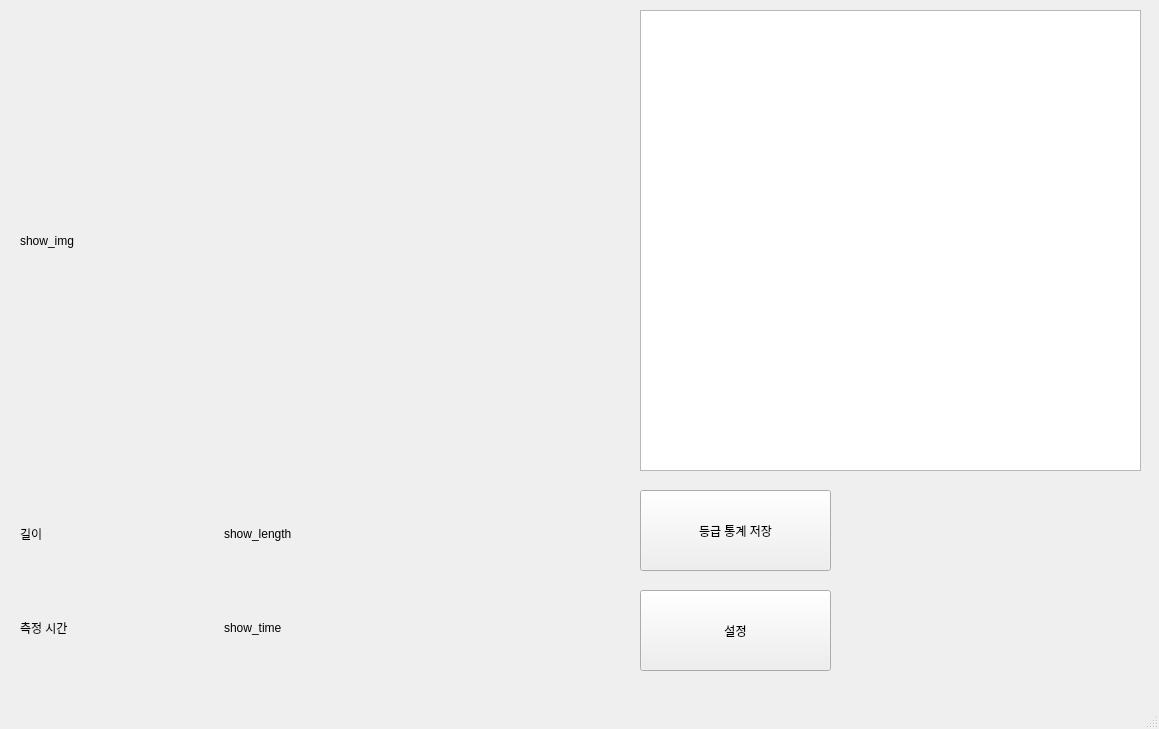
The window that mainwindow.ui (yi1397/Image-processing-eel-sorter) describes before a commit, drawn with Qt 5.
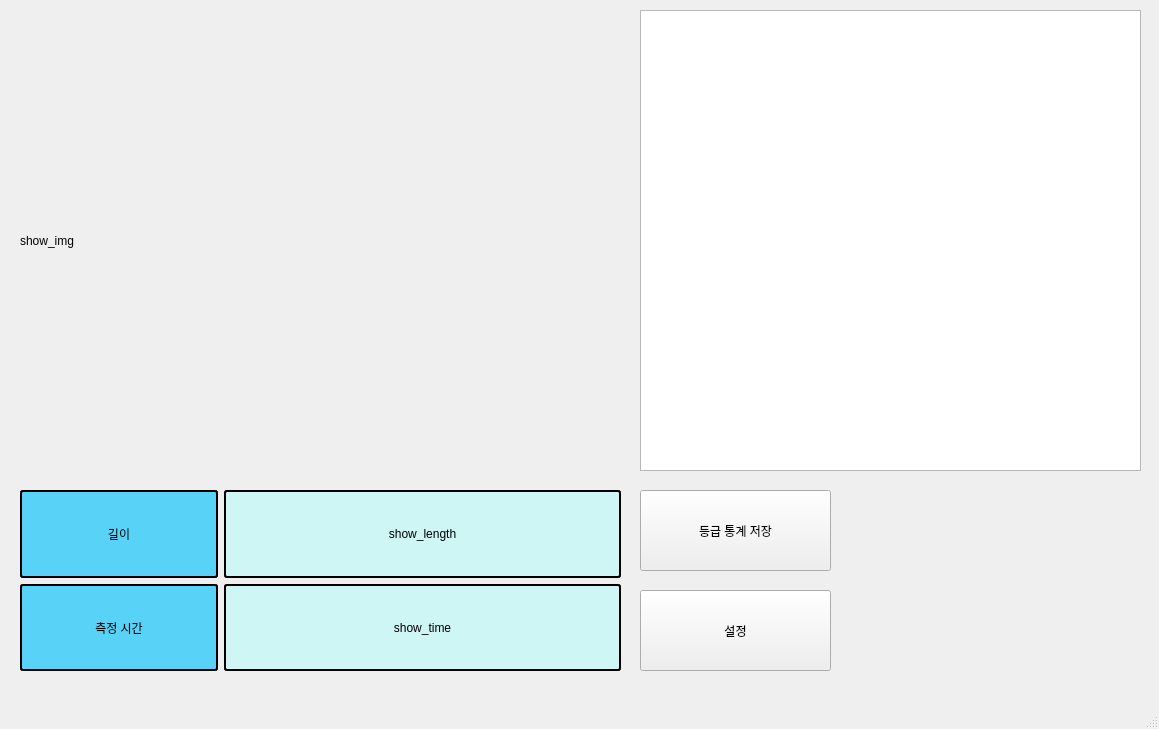
The same window after the commit.

Patch:
```diff
--- a/mainwindow.ui
+++ b/mainwindow.ui
@@ -41,19 +41,41 @@
       <layout class="QHBoxLayout" name="data_box1" stretch="1,2">
        <item>
         <widget class="QLabel" name="length_name">
+         <property name="styleSheet">
+          <string notr="true">background-color : #58D3F7;
+color : balck;
+border-style: solid;
+border-width: 2px;
+border-color: black;
+border-radius: 3px</string>
+         </property>
          <property name="text">
           <string>길이</string>
          </property>
+         <property name="alignment">
+          <set>Qt::AlignCenter</set>
+         </property>
         </widget>
        </item>
        <item>
         <widget class="QLabel" name="length_show">
+         <property name="styleSheet">
+          <string notr="true">background-color : #CEF6F5;
+color : balck;
+border-style: solid;
+border-width: 2px;
+border-color: black;
+border-radius: 3px</string>
+         </property>
          <property name="text">
           <string>show_length</string>
          </property>
          <property name="textFormat">
           <enum>Qt::AutoText</enum>
          </property>
+         <property name="alignment">
+          <set>Qt::AlignCenter</set>
+         </property>
         </widget>
        </item>
       </layout>
@@ -62,16 +84,40 @@
       <layout class="QHBoxLayout" name="data_box2" stretch="1,2">
        <item>
         <widget class="QLabel" name="time_name">
+         <property name="styleSheet">
+          <string notr="true">background-color : #58D3F7;
+color : balck;
+border-style: solid;
+border-width: 2px;
+border-color: black;
+border-radius: 3px
+</string>
+         </property>
          <property name="text">
           <string>측정 시간</string>
          </property>
+         <property name="alignment">
+          <set>Qt::AlignCenter</set>
+         </property>
         </widget>
        </item>
        <item>
         <widget class="QLabel" name="time_show">
+         <property name="styleSheet">
+          <string notr="true">background-color : #CEF6F5;
+color : balck;
+border-style: solid;
+border-width: 2px;
+border-color: black;
+border-radius: 3px
+</string>
+         </property>
          <property name="text">
           <string>show_time</string>
          </property>
+         <property name="alignment">
+          <set>Qt::AlignCenter</set>
+         </property>
         </widget>
        </item>
       </layout>
```
